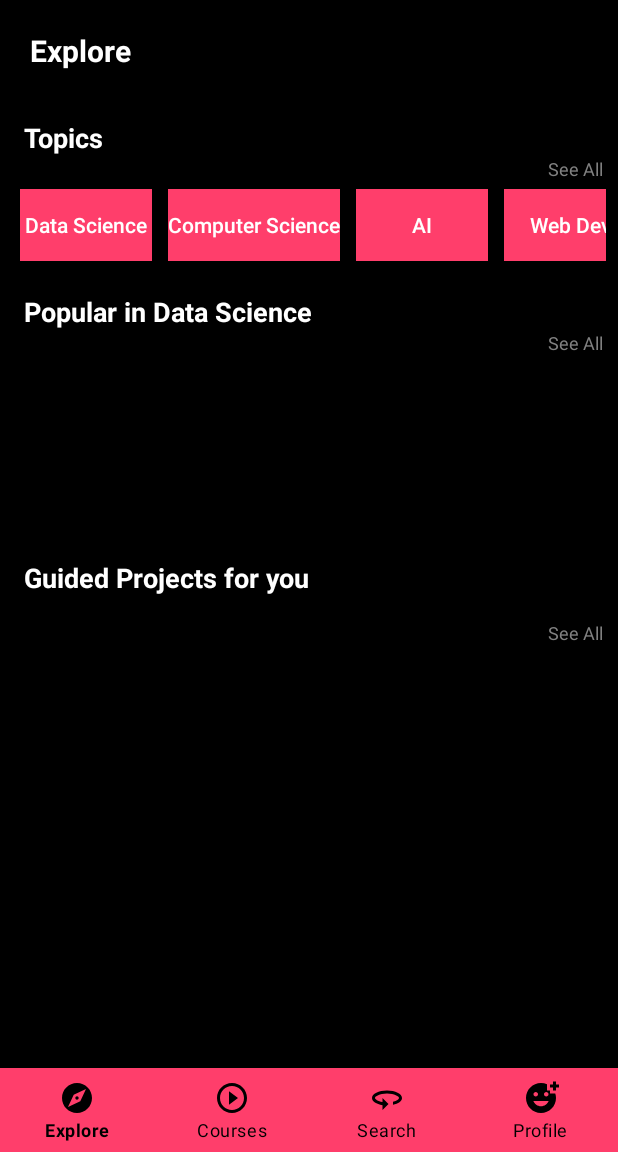
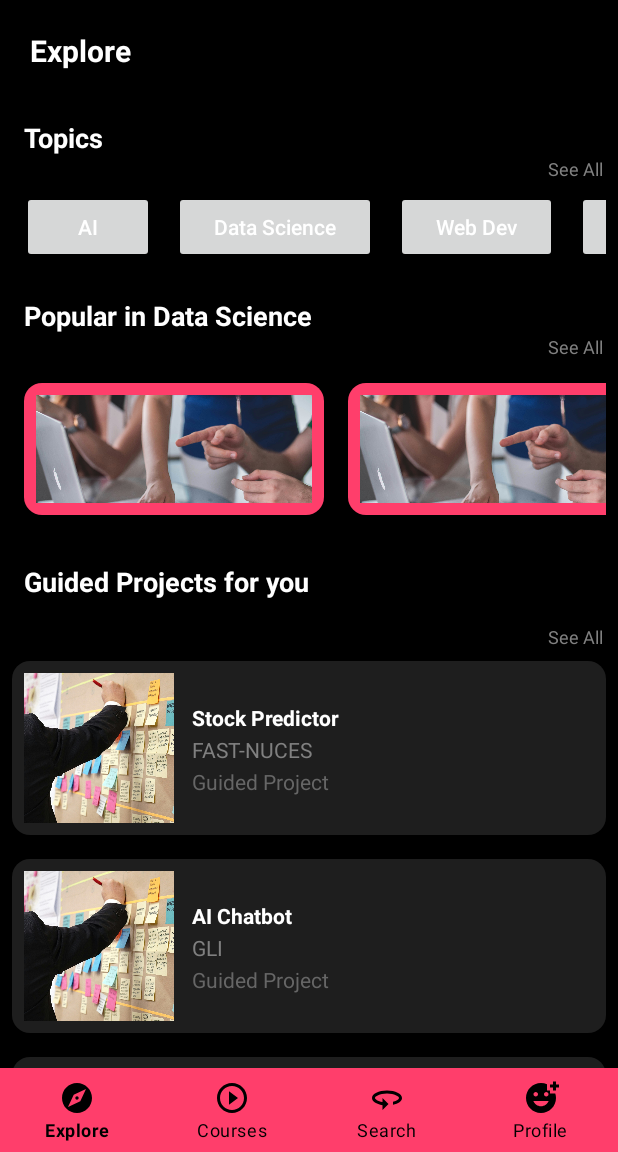
Before and after one commit to imahrukh/Mentora, an Android app built with Jetpack Compose: the ExploreActivity screen opened directly, with no data from a screen before it, on a phone screen of 412 x 824 dp, the part 84-1236 px from its top. Run offline under Robolectric (Android 15) with nearby library versions, the phone set to English and light mode, and no system bars; 2 statements that could not run were skipped.

Commit message:
Added model and adapter classes for explore Activity

```diff
--- a/app/build.gradle.kts
+++ b/app/build.gradle.kts
@@ -65,5 +65,6 @@ dependencies {
     implementation (libs.firebase.auth)
     implementation (libs.firebase.firestore)
     implementation(libs.recyclerview)
+    annotationProcessor(libs.glide)
 
 }
--- /dev/null
+++ b/app/src/main/java/com/fast/mentor/Course.java
@@ -0,0 +1,17 @@
+package com.fast.mentor;
+
+public class Course {
+    private int imageResId;
+    private String title;
+    private String provider;
+
+    public Course(int imageResId, String title, String provider) {
+        this.imageResId = imageResId;
+        this.title = title;
+        this.provider = provider;
+    }
+
+    public int getImageResId() { return imageResId; }
+    public String getTitle() { return title; }
+    public String getProvider() { return provider; }
+}
--- /dev/null
+++ b/app/src/main/java/com/fast/mentor/CoursesAdapter.java
@@ -0,0 +1,62 @@
+package com.fast.mentor;
+
+import android.content.Context;
+import android.view.LayoutInflater;
+import android.view.View;
+import android.view.ViewGroup;
+import android.widget.ImageView;
+import android.widget.TextView;
+import android.widget.Toast;
+import androidx.annotation.NonNull;
+import androidx.recyclerview.widget.RecyclerView;
+
+import java.util.List;
+
+public class CoursesAdapter extends RecyclerView.Adapter<CoursesAdapter.CourseViewHolder> {
+    private List<Course> courseList;
+    private Context context;
+
+    public CoursesAdapter(Context context, List<Course> courseList) {
+        this.context = context;
+        this.courseList = courseList;
+    }
+
+    public CoursesAdapter(List<Course> courseList, ExploreActivity exploreActivity) {
+    }
+
+    @NonNull
+    @Override
+    public CourseViewHolder onCreateViewHolder(@NonNull ViewGroup parent, int viewType) {
+        View view = LayoutInflater.from(context).inflate(R.layout.item_course, parent, false);
+        return new CourseViewHolder(view);
+    }
+
+    @Override
+    public void onBindViewHolder(@NonNull CourseViewHolder holder, int position) {
+        Course course = courseList.get(position);
+        holder.title.setText(course.getTitle());
+        holder.provider.setText(course.getProvider());
+        holder.image.setImageResource(course.getImageResId());
+
+        holder.itemView.setOnClickListener(v ->
+                Toast.makeText(context, "Feature not available yet", Toast.LENGTH_SHORT).show()
+        );
+    }
+
+    @Override
+    public int getItemCount() {
+        return courseList.size();
+    }
+
+    static class CourseViewHolder extends RecyclerView.ViewHolder {
+        ImageView image;
+        TextView title, provider;
+
+        CourseViewHolder(View itemView) {
+            super(itemView);
+            image = itemView.findViewById(R.id.courseImage);
+            title = itemView.findViewById(R.id.courseTitle);
+            provider = itemView.findViewById(R.id.courseProvider);
+        }
+    }
+}
--- a/app/src/main/java/com/fast/mentor/ExploreActivity.java
+++ b/app/src/main/java/com/fast/mentor/ExploreActivity.java
@@ -2,20 +2,32 @@ package com.fast.mentor;
 
 import android.content.Intent;
 import android.os.Bundle;
-import androidx.appcompat.app.AppCompatActivity;
-import androidx.recyclerview.widget.RecyclerView;
-import com.google.android.material.bottomnavigation.BottomNavigationView;
+import android.view.Gravity;
+import android.view.View;
 import android.widget.Button;
 import android.widget.LinearLayout;
+import android.widget.TextView;
 import android.widget.Toast;
-import android.graphics.Color;
+
+import androidx.annotation.NonNull;
+import androidx.appcompat.app.AppCompatActivity;
+import androidx.core.content.ContextCompat;
 import androidx.recyclerview.widget.LinearLayoutManager;
+import androidx.recyclerview.widget.RecyclerView;
+
+import com.google.android.material.bottomnavigation.BottomNavigationView;
+
+import java.util.ArrayList;
+import java.util.List;
 
 public class ExploreActivity extends AppCompatActivity {
 
     private LinearLayout topicLayout;
-    private RecyclerView courseRecycler, projectRecycler;
-    private String[] topics = {"Data Science", "Computer Science", "AI", "Web Dev", "Mobile", "Health"};
+    private RecyclerView courseRecyclerView, projectRecyclerView;
+    private List<Course> courseList;
+    private List<Project> projectList;
+    private CoursesAdapter coursesAdapter;
+    private ProjectsAdapter projectsAdapter;
 
     @Override
     protected void onCreate(Bundle savedInstanceState) {
@@ -23,63 +35,72 @@ public class ExploreActivity extends AppCompatActivity {
         setContentView(R.layout.activity_explore);
 
         topicLayout = findViewById(R.id.topicLayout);
-        courseRecycler = findViewById(R.id.courseRecycler);
-        projectRecycler = findViewById(R.id.projectRecycler);
-        BottomNavigationView bottomNav = findViewById(R.id.bottomNav);
+        courseRecyclerView = findViewById(R.id.courseRecycler);
+        projectRecyclerView = findViewById(R.id.projectRecycler);
 
-        setupTopics();
-        setupCourseRecycler();
-        setupProjectRecycler();
+        // 1. Display Topics
+        displayTopics();
 
-        bottomNav.setSelectedItemId(R.id.nav_explore);
-        bottomNav.setOnItemSelectedListener(item -> {
-            switch (item.getItemId()) {
-                case R.id.nav_courses:
-                    startActivity(new Intent(this, CoursesActivity.class));
-                    return true;
-                case R.id.nav_search:
-                    startActivity(new Intent(this, SearchActivity.class));
-                    return true;
-                case R.id.nav_profile:
-                    startActivity(new Intent(this, ProfileActivity.class));
-                    return true;
-                default:
-                    return true;
+        // 2. Setup Courses RecyclerView
+        courseList = new ArrayList<>();
+        courseList.add(new Course(R.drawable.course1, "Intro to AI", "Coursera"));
+        courseList.add(new Course(R.drawable.course1, "Data Science Basics", "edX"));
+        courseList.add(new Course(R.drawable.course1, "Machine Learning", "Udacity"));
+        coursesAdapter = new CoursesAdapter(this,courseList);
+        courseRecyclerView.setLayoutManager(new LinearLayoutManager(this, LinearLayoutManager.HORIZONTAL, false));
+        courseRecyclerView.setAdapter(coursesAdapter);
+
+        // 3. Setup Projects RecyclerView
+        projectList = new ArrayList<>();
+        projectList.add(new Project(R.drawable.project1, "Stock Predictor", "FAST-NUCES", "Guided Project"));
+        projectList.add(new Project(R.drawable.project1, "AI Chatbot", "GLI", "Guided Project"));
+        projectList.add(new Project(R.drawable.project1, "Resume Parser", "Mentora", "Guided Project"));
+        projectsAdapter = new ProjectsAdapter(this, projectList);
+        projectRecyclerView.setLayoutManager(new LinearLayoutManager(this));
+        projectRecyclerView.setAdapter(projectsAdapter);
+
+        // 4. Bottom Navigation Handling
+        BottomNavigationView navBar = findViewById(R.id.bottomNav);
+        navBar.setSelectedItemId(R.id.explore);
+
+        navBar.setOnItemSelectedListener(item -> {
+            int id = item.getItemId();
+            if (id == R.id.explore) {
+                return true; // already here
+            } else if (id == R.id.profile) {
+                startActivity(new Intent(this, ProfileActivity.class));
+                return true;
+            } else if (id == R.id.settings) {
+                startActivity(new Intent(this, SettingsActivity.class));
+                return true;
             }
+            return false;
         });
     }
 
-    private void setupTopics() {
+    private void displayTopics() {
+        String[] topics = {"AI", "Data Science", "Web Dev", "Android", "Cloud", "ML", "Cybersecurity", "Design", "IoT"};
         for (String topic : topics) {
-            Button btn = new Button(this);
-            btn.setText(topic);
-            btn.setBackgroundColor(Color.parseColor("#ff3e6b"));
-            btn.setTextColor(Color.WHITE);
-            btn.setAllCaps(false);
+            Button button = new Button(this);
+            button.setText(topic);
+            button.setTextColor(ContextCompat.getColor(this, android.R.color.white));
+            button.setBackgroundColor(Color.parseColor("#FF3E6B"));
+            button.setAllCaps(false);
+            button.setPadding(40, 10, 40, 10);
+
             LinearLayout.LayoutParams params = new LinearLayout.LayoutParams(
-                    LinearLayout.LayoutParams.WRAP_CONTENT, LinearLayout.LayoutParams.WRAP_CONTENT);
-            params.setMargins(8, 8, 8, 8);
-            btn.setLayoutParams(params);
-            btn.setOnClickListener(v -> Toast.makeText(this, "Feature not available yet", Toast.LENGTH_SHORT).show());
-            topicLayout.addView(btn);
+                    LinearLayout.LayoutParams.WRAP_CONTENT,
+                    LinearLayout.LayoutParams.WRAP_CONTENT);
+            params.setMargins(10, 10, 10, 10);
+            button.setLayoutParams(params);
+
+            button.setOnClickListener(view -> {
+                Toast toast = Toast.makeText(this, "Feature not available yet", Toast.LENGTH_SHORT);
+                toast.setGravity(Gravity.CENTER, 0, 300);
+                toast.show();
+            });
+
+            topicLayout.addView(button);
         }
     }
-
-    private void setupCourseRecycler() {
-        courseRecycler.setLayoutManager(new LinearLayoutManager(this, LinearLayoutManager.HORIZONTAL, false));
-        ArrayList<Course> courses = new ArrayList<>();
-        courses.add(new Course("Data Analytics", "Google"));
-        courses.add(new Course("R Programming", "Harvard"));
-        courses.add(new Course("Advanced AI", "DeepLearning.AI"));
-        courseRecycler.setAdapter(new CoursesAdapter(courses, this));
-    }
-
-    private void setupProjectRecycler() {
-        projectRecycler.setLayoutManager(new LinearLayoutManager(this));
-        ArrayList<Project> projects = new ArrayList<>();
-        projects.add(new Project("Build app w/ Azure", "Microsoft"));
-        projects.add(new Project("MS Excel", "Coursera Network"));
-        projects.add(new Project("AWS S3", "Coursera Network"));
-        projectRecycler.setAdapter(new ProjectsAdapter(projects, this));
-    }
 }
--- /dev/null
+++ b/app/src/main/java/com/fast/mentor/Project.java
@@ -0,0 +1,20 @@
+package com.fast.mentor;
+
+public class Project {
+    private int imageResId;
+    private String title;
+    private String provider;
+    private String guidedProjectTitle;
+
+    public Project(int imageResId, String title, String provider, String guidedProjectTitle) {
+        this.imageResId = imageResId;
+        this.title = title;
+        this.provider = provider;
+        this.guidedProjectTitle = guidedProjectTitle;
+    }
+
+    public int getImageResId() { return imageResId; }
+    public String getTitle() { return title; }
+    public String getProvider() { return provider; }
+    public String getGuidedProjectTitle() { return guidedProjectTitle; }
+}
--- /dev/null
+++ b/app/src/main/java/com/fast/mentor/ProjectsAdapter.java
@@ -0,0 +1,63 @@
+package com.fast.mentor;
+
+import android.content.Context;
+import android.view.LayoutInflater;
+import android.view.View;
+import android.view.ViewGroup;
+import android.widget.ImageView;
+import android.widget.TextView;
+import android.widget.Toast;
+
+import androidx.annotation.NonNull;
+import androidx.recyclerview.widget.RecyclerView;
+
+import java.util.List;
+
+public class ProjectsAdapter extends RecyclerView.Adapter<ProjectsAdapter.ProjectViewHolder> {
+    private List<Project> projectList;
+    private Context context;
+
+    public ProjectsAdapter(Context context, List<Project> projectList) {
+        this.context = context;
+        this.projectList = projectList;
+    }
+
+
+    @NonNull
+    @Override
+    public ProjectViewHolder onCreateViewHolder(@NonNull ViewGroup parent, int viewType) {
+        View view = LayoutInflater.from(context).inflate(R.layout.item_project, parent, false);
+        return new ProjectViewHolder(view);
+    }
+
+    @Override
+    public void onBindViewHolder(@NonNull ProjectViewHolder holder, int position) {
+        Project project = projectList.get(position);
+        holder.title.setText(project.getTitle());
+        holder.provider.setText(project.getProvider());
+        holder.guided.setText(project.getGuidedProjectTitle());
+        holder.image.setImageResource(project.getImageResId());
+
+        holder.itemView.setOnClickListener(v ->
+                Toast.makeText(context, "Feature not available yet", Toast.LENGTH_SHORT).show()
+        );
+    }
+
+    @Override
+    public int getItemCount() {
+        return projectList.size();
+    }
+
+    static class ProjectViewHolder extends RecyclerView.ViewHolder {
+        ImageView image;
+        TextView title, provider, guided;
+
+        ProjectViewHolder(View itemView) {
+            super(itemView);
+            image = itemView.findViewById(R.id.projectImage);
+            title = itemView.findViewById(R.id.projectTitle);
+            provider = itemView.findViewById(R.id.projectProvider);
+            guided = itemView.findViewById(R.id.projectGuidedTitle);
+        }
+    }
+}
--- /dev/null
+++ b/app/src/main/res/layout/item_course.xml
@@ -0,0 +1,46 @@
+<?xml version="1.0" encoding="utf-8"?>
+<?xml version="1.0" encoding="utf-8"?>
+<androidx.cardview.widget.CardView xmlns:android="http://schemas.android.com/apk/res/android"
+    xmlns:card_view="http://schemas.android.com/apk/res-auto"
+    android:layout_width="200dp"
+    android:layout_height="wrap_content"
+    android:layout_margin="8dp"
+    card_view:cardCornerRadius="12dp"
+    card_view:cardElevation="4dp"
+    card_view:cardBackgroundColor="@color/red">
+
+    <LinearLayout
+        android:layout_width="match_parent"
+        android:layout_height="wrap_content"
+        android:orientation="vertical"
+        android:padding="8dp">
+
+        <ImageView
+            android:id="@+id/courseImage"
+            android:layout_width="match_parent"
+            android:layout_height="120dp"
+            android:scaleType="centerCrop"
+            android:contentDescription="@string/courseImage"
+            android:src="@drawable/course1" />
+
+        <TextView
+            android:id="@+id/courseTitle"
+            android:layout_width="match_parent"
+            android:layout_height="wrap_content"
+            android:text="@string/courseTitle"
+            android:textColor="@color/black"
+            android:textSize="14sp"
+            android:textStyle="bold"
+            android:layout_marginTop="6dp" />
+
+        <TextView
+            android:id="@+id/courseProvider"
+            android:layout_width="match_parent"
+            android:layout_height="wrap_content"
+            android:text="@string/courseProvider"
+            android:textColor="@color/grey2"
+            android:textSize="12sp"
+            android:layout_marginTop="2dp" />
+    </LinearLayout>
+
+</androidx.cardview.widget.CardView>
--- /dev/null
+++ b/app/src/main/res/layout/item_project.xml
@@ -0,0 +1,65 @@
+<?xml version="1.0" encoding="utf-8"?>
+<?xml version="1.0" encoding="utf-8"?>
+<androidx.cardview.widget.CardView xmlns:android="http://schemas.android.com/apk/res/android"
+    xmlns:card_view="http://schemas.android.com/apk/res-auto"
+    android:layout_width="match_parent"
+    android:layout_height="wrap_content"
+    android:layout_margin="8dp"
+    card_view:cardCornerRadius="12dp"
+    card_view:cardElevation="4dp"
+    card_view:cardBackgroundColor="#1E1E1E">
+
+    <LinearLayout
+        android:layout_width="match_parent"
+        android:layout_height="wrap_content"
+        android:orientation="horizontal"
+        android:padding="8dp">
+
+        <ImageView
+            android:id="@+id/projectImage"
+            android:layout_width="100dp"
+            android:layout_height="100dp"
+            android:scaleType="centerCrop"
+            android:contentDescription="@string/projectImage"
+            android:src="@drawable/project1" />
+
+        <LinearLayout
+            android:layout_width="0dp"
+            android:layout_height="match_parent"
+            android:layout_weight="1"
+            android:orientation="vertical"
+            android:paddingStart="12dp"
+            android:paddingEnd ="12dp">
+
+            <TextView
+                android:id="@+id/projectTitle"
+                android:layout_width="wrap_content"
+                android:layout_height="wrap_content"
+                android:text="@string/projectTitle"
+                android:textColor="@color/white"
+                android:layout_marginTop="20dp"
+                android:textStyle="bold"
+                android:textSize="14sp" />
+
+            <TextView
+                android:id="@+id/projectProvider"
+                android:layout_width="wrap_content"
+                android:layout_height="wrap_content"
+                android:text="@string/projectProvider"
+                android:textColor="@color/grey"
+                android:textSize="14sp"
+                android:layout_marginTop="2dp" />
+
+            <TextView
+                android:id="@+id/projectGuidedTitle"
+                android:layout_width="wrap_content"
+                android:layout_height="wrap_content"
+                android:text="@string/projectGuidedTitle"
+                android:textColor="@color/grey1"
+                android:textSize="14sp"
+                android:layout_marginTop="2dp" />
+        </LinearLayout>
+
+    </LinearLayout>
+
+</androidx.cardview.widget.CardView>
--- a/app/src/main/res/values/colors.xml
+++ b/app/src/main/res/values/colors.xml
@@ -10,4 +10,5 @@
     <color name="red">#ff3e6b</color>
     <color name="grey1">#FF666666</color>
     <color name="grey">#808080</color>
+    <color name="grey2">#404040</color>
 </resources>
--- a/app/src/main/res/values/strings.xml
+++ b/app/src/main/res/values/strings.xml
@@ -20,4 +20,13 @@
     <string name="popular">Popular in Data Science</string>
     <string name="data_analytics">Data Analytics</string>
     <string name="see">See All</string>
+    <string name="courseImage">Course Image</string>
+    <string name="courseTitle">Course Title</string>
+    <string name="courseProvider">by Provider</string>
+    <string name="projectImage">Project Image</string>
+    <string name="projectTitle">Project Title</string>
+    <string name="projectProvider">by Provider</string>
+    <string name="projectGuidedTitle">Guided Project</string>
+
+
 </resources>
--- a/gradle/libs.versions.toml
+++ b/gradle/libs.versions.toml
@@ -16,7 +16,7 @@ appcompat = "1.7.0"
 material = "1.12.0"
 activity = "1.10.1"
 recyclerview = "1.3.2"
-
+glide = "4.16.0"
 
 [libraries]
 androidx-core-ktx = { group = "androidx.core", name = "core-ktx", version.ref = "coreKtx" }
@@ -41,7 +41,7 @@ androidx-appcompat = { group = "androidx.appcompat", name = "appcompat", version
 material = { group = "com.google.android.material", name = "material", version.ref = "material" }
 androidx-activity = { group = "androidx.activity", name = "activity", version.ref = "activity" }
 recyclerview = { group = "androidx.recyclerview", name = "recyclerview", version.ref = "recyclerview" }
-
+glide = { module = "com.github.bumptech.glide:glide", version.ref = "glide" }
 [plugins]
 android-application = { id = "com.android.application", version.ref = "agp" }
 kotlin-android = { id = "org.jetbrains.kotlin.android", version.ref = "kotlin" }
```
Also changed, not shown: app/src/main/res/drawable/course1.jpg (added), app/src/main/res/drawable/project1.jpg (added).
